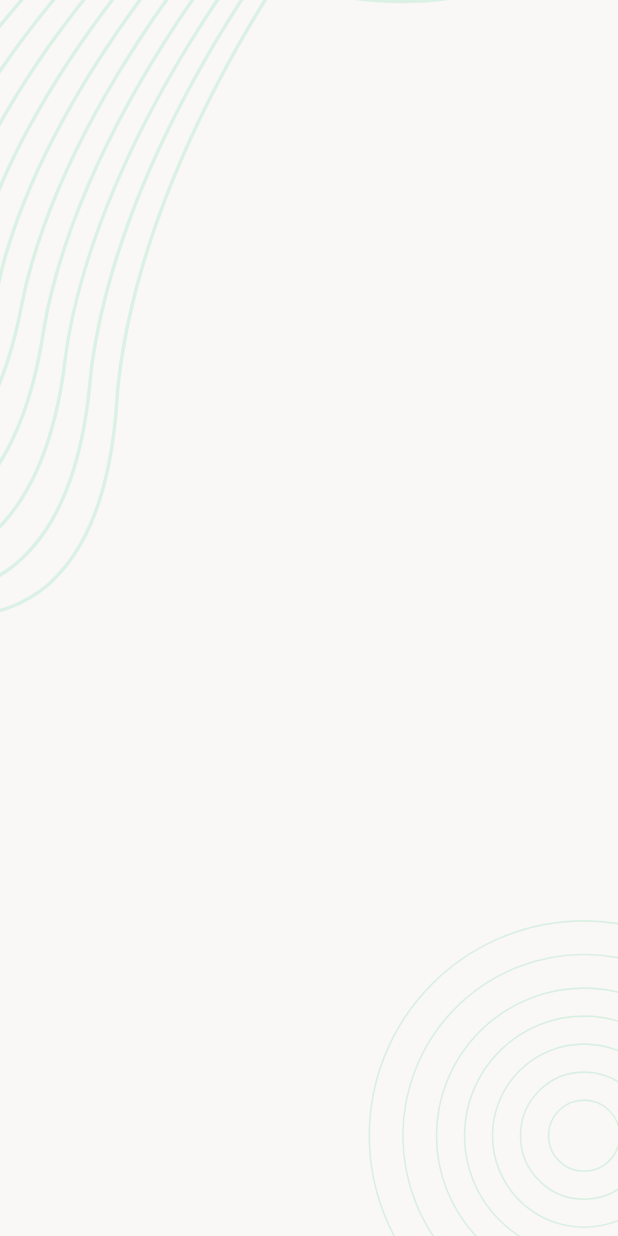
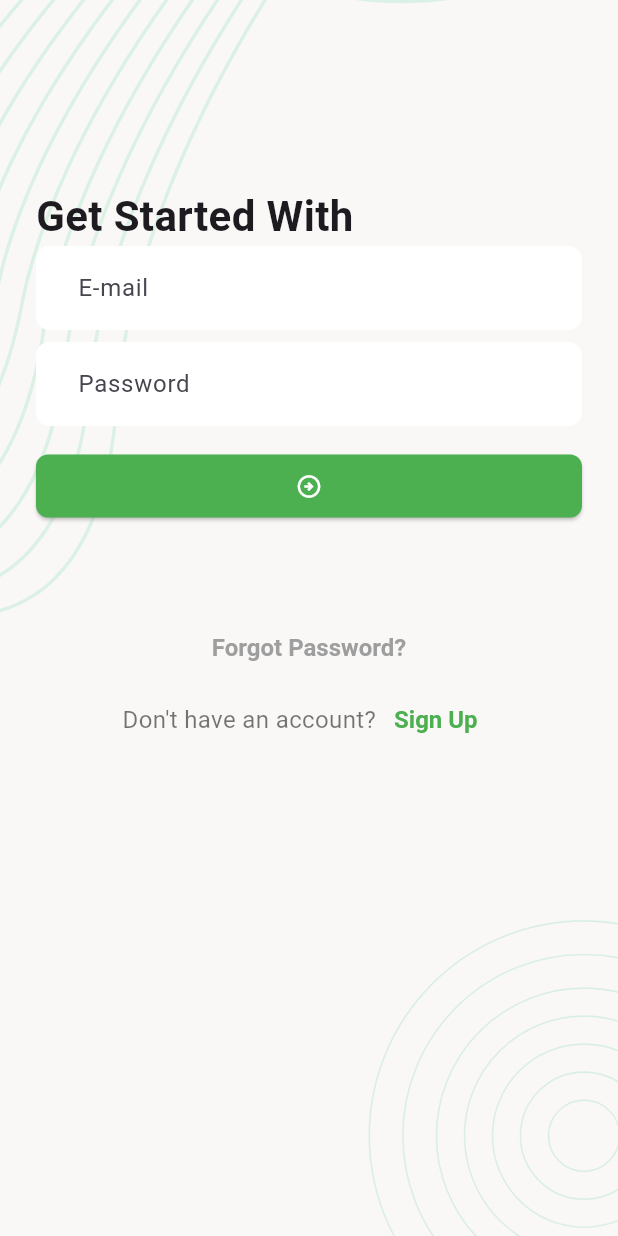
Before and after one commit to littleboyaba/Task_Manager, a Flutter app: the screen it shows after launch, on a phone screen of 412 x 824 dp. Run offline on Flutter 3.47's test engine with Material 3 defaults, Android fonts, the phone set to English and light mode, and no system bars; our stand-ins replace flutter_svg.

Commit message:
Task Manager

```diff
--- a/lib/app.dart
+++ b/lib/app.dart
@@ -1,14 +1,50 @@
 import 'package:flutter/material.dart';
 import 'package:task_manager/presentation/screens/splash_screen.dart';
+import 'package:task_manager/presentation/utils/app_colors.dart';
 
 class TaskManager extends StatelessWidget {
   const TaskManager({super.key});
 
   @override
   Widget build(BuildContext context) {
-    return const MaterialApp(
+    return MaterialApp(
       title: "Task Manager",
-      home: SplashScreen(),
+      home: const SplashScreen(),
+      theme: ThemeData(
+        inputDecorationTheme: InputDecorationTheme(
+          fillColor: Colors.white,
+          filled: true,
+          contentPadding: const EdgeInsets.symmetric(
+            horizontal: 24,
+            vertical: 16,
+          ),
+          border: OutlineInputBorder(
+            borderSide: BorderSide.none,
+            borderRadius: BorderRadius.circular(9),
+          ),
+        ),
+        elevatedButtonTheme: ElevatedButtonThemeData(
+          style: ElevatedButton.styleFrom(
+            shape: RoundedRectangleBorder(
+              borderRadius: BorderRadius.circular(8),
+            ),
+            backgroundColor: AppColors.themeColor,
+            foregroundColor: Colors.white,
+            padding: const EdgeInsets.symmetric(
+              horizontal: 16,
+              vertical: 12,
+            ),
+          ),
+        ),
+        textButtonTheme: TextButtonThemeData(
+          style: TextButton.styleFrom(
+              foregroundColor: AppColors.themeColor,
+              textStyle: const TextStyle(
+                fontWeight: FontWeight.w600,
+                fontSize: 16,
+              )),
+        ),
+      ),
     );
   }
 }
--- a/lib/presentation/screens/sign_in_screen.dart
+++ b/lib/presentation/screens/sign_in_screen.dart
@@ -11,15 +11,92 @@ class SignInScreen extends StatefulWidget {
 }
 
 class _SignInScreenState extends State<SignInScreen> {
+  final TextEditingController _emailTEController = TextEditingController();
+  final TextEditingController _passwordTEController = TextEditingController();
+  final GlobalKey<FormState> _formKey = GlobalKey<FormState>();
   @override
   Widget build(BuildContext context) {
     return Scaffold(
       body: BackgroundWidget(
-        child: Column(
-          children: [
-          ],
+        child: SingleChildScrollView(
+          child: Padding(
+            padding: EdgeInsets.all(24),
+            child: Form(
+              key: _formKey,
+              child: Column(
+                crossAxisAlignment: CrossAxisAlignment.start,
+                children: [
+                  const SizedBox(height: 100),
+                  Text(
+                    "Get Started With",
+                    style: TextStyle(
+                      fontSize: 28,
+                      fontWeight: FontWeight.w600,
+                    ),
+                  ),
+                  TextFormField(
+                    controller: _emailTEController,
+                    keyboardType: TextInputType.emailAddress,
+                    decoration: InputDecoration(
+                      hintText: "E-mail",
+                    ),
+                  ),
+                  const SizedBox(height: 8),
+                  TextFormField(
+                    controller: _passwordTEController,
+                    obscureText: true,
+                    decoration: InputDecoration(
+                      hintText: "Password",
+                    ),
+                  ),
+                  const SizedBox(height: 16),
+                  SizedBox(
+                    width: double.infinity,
+                    child: ElevatedButton(
+                      onPressed: () {},
+                      child: Icon(Icons.arrow_circle_right_outlined),
+                    ),
+                  ),
+                  SizedBox(
+                    height: 60,
+                  ),
+                  Center(
+                    child: TextButton(
+                      style: TextButton.styleFrom(
+                          foregroundColor: Colors.grey,
+                          textStyle: const TextStyle(
+                            fontWeight: FontWeight.w600,
+                            fontSize: 16,
+                          )),
+                      onPressed: () {},
+                      child: const Text("Forgot Password?"),
+                    ),
+                  ),
+                  Row(
+                    mainAxisAlignment: MainAxisAlignment.center,
+                    children: [
+                      Text(
+                        "Don't have an account?",
+                        style: TextStyle(fontSize: 16, color: Colors.black54),
+                      ),
+                      TextButton(
+                        onPressed: () {},
+                        child: const Text("Sign Up"),
+                      ),
+                    ],
+                  )
+                ],
+              ),
+            ),
+          ),
         ),
-      )
+      ),
     );
   }
+  @override
+  void dispose() {
+    _emailTEController.dispose();
+    _passwordTEController.dispose();
+    super.dispose();
+  }
 }
--- /dev/null
+++ b/lib/presentation/utils/app_colors.dart
@@ -0,0 +1,5 @@
+import 'package:flutter/material.dart';
+
+class AppColors {
+  static const Color themeColor = Colors.green;
+}
--- a/lib/presentation/utils/assets_path.dart
+++ b/lib/presentation/utils/assets_path.dart
@@ -1,5 +1,6 @@
 class AssetsPath {
   static const String _imageBasePath = "assets/images";
+
   static String backgroundSvg = "$_imageBasePath/background.svg";
-  static String appLogo = "$_imageBasePath/logo.svg";
+  static String logoSvg = "$_imageBasePath/logo.svg";
 }
--- a/lib/presentation/widgets/background_widget.dart
+++ b/lib/presentation/widgets/background_widget.dart
@@ -1,3 +1,4 @@
+import 'package:flutter/cupertino.dart';
 import 'package:flutter/material.dart';
 import 'package:flutter_svg/svg.dart';
 import '../utils/assets_path.dart';
@@ -17,7 +18,7 @@ class BackgroundWidget extends StatelessWidget {
           width: double.infinity,
           fit: BoxFit.cover,
         ),
-        child
+        SafeArea(child: child)
       ],
     );
   }
```
